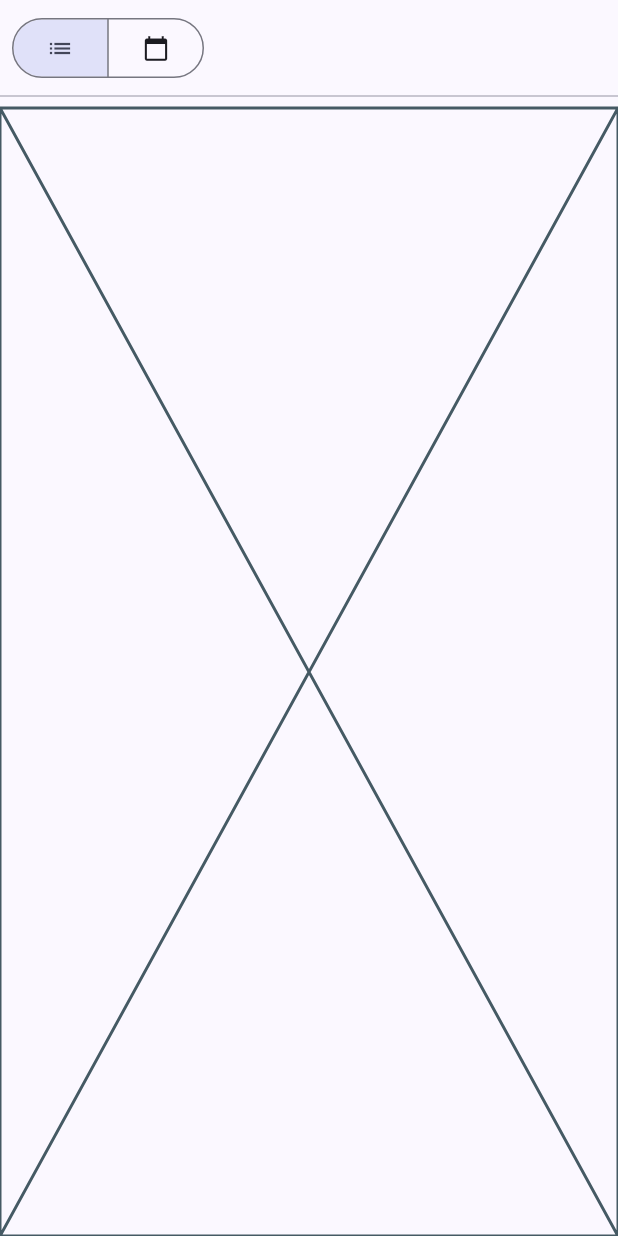
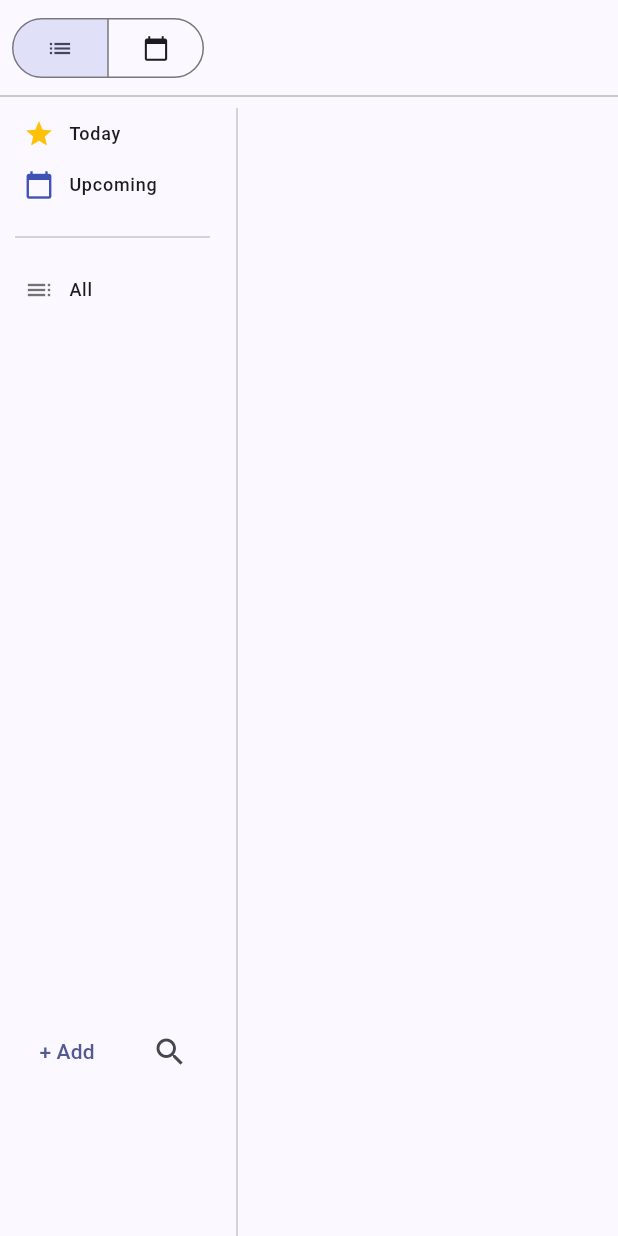
Before and after one commit to its-gayeon/todo-app, a Flutter app: the screen it shows after launch, on a phone screen of 412 x 824 dp. Run offline on Flutter 3.47's test engine with Material 3 defaults, Android fonts, the phone set to English and light mode, and no system bars; our stand-ins replace sqflite; missing offline and left inert: dart:ffi; accounts and stored records are empty.

```diff
--- a/lib/pages/list_page.dart
+++ b/lib/pages/list_page.dart
@@ -1,18 +1,29 @@
+import 'dart:developer';
+import 'dart:ffi';
+
 import 'package:flutter/material.dart';
+import 'package:flutter/rendering.dart';
+import 'package:flutter/widgets.dart';
 import 'package:provider/provider.dart';
 import 'package:todo_app/main.dart';
 // import 'package:todo_app/utils/databasehelper.dart';
 import 'package:todo_app/utils/todo.dart';
 
-class ListPage extends StatelessWidget {
+class ListPage extends StatefulWidget {
   const ListPage({super.key});
+
+  @override
+  State<ListPage> createState() => _ListPageState();
+}
+
+class _ListPageState extends State<ListPage> {
+  double _width = 150;
 
   @override
   Widget build(BuildContext context) {
     // DatabaseHelper _dbHelper = DatabaseHelper();
     var memoryState = context.watch<MemoryState>();
     var topics = memoryState.topics;
-
     // Topic tp1 = Topic(id: 0, name: "topic1");
     // Topic tp2 = Topic(id: 1, name: "topic2");
     // ToDo td1 = ToDo(id: 0, task: "task1", topicId: 0);
@@ -24,118 +35,142 @@ class ListPage extends StatelessWidget {
     // topics.add(tp1);
     // topics.add(tp2);
 
-    // navigation rail's destinations
-    List<NavigationRailDestination> navrail = [
-      const NavigationRailDestination(
-        icon: Icon(Icons.star),
-        label: Text("Today"),
-      ),
-      const NavigationRailDestination(
-        icon: Icon(Icons.start),
-        label: Text("Future"),
-      ),
-      const NavigationRailDestination(
-        padding: EdgeInsets.only(top: 30),
-        icon: Icon(Icons.circle),
-        label: Text("All"),
-      ),
-    ];
-
-    // add the topics to the rail's destinations
-    for (Topic topic in topics) {
-      navrail.add(NavigationRailDestination(
-        icon: Icon(
-          Icons.circle,
-          color: topic.color,
-        ),
-        label: Text(topic.name),
-        selectedIcon: Icon(Icons.circle_outlined, color: topic.color),
-      ));
-    }
-
-    var ListArea = Placeholder();
-
     return LayoutBuilder(builder: (context, constraints) {
-      if (constraints.maxWidth >= 500) {
-        // if width is enough, put it on the left
+      if (constraints.maxWidth >= 300) {
         return Row(
           children: [
-            NavigationRail(
-              extended: constraints.maxWidth >= 300,
-              destinations: navrail, // list created above
-              selectedIndex: 0, // "today" is the default
-              minExtendedWidth: 150,
-              trailing: const Expanded(
-                // add and search button
-                child: Align(
-                  alignment: Alignment.bottomCenter,
-                  child: Row(
-                    mainAxisAlignment: MainAxisAlignment.spaceEvenly,
-                    children: [
-                      AddTopicButton(),
-                      SearchButton(),
-                    ],
-                  ),
-                ),
-              ),
+            SizedBox(width: _width, child: ListNavBar()),
+            GestureDetector(
+              // drag to change the width of the nav bar
+              behavior: HitTestBehavior.translucent,
+              child: const VerticalDivider(),
+              onHorizontalDragUpdate: (details) {
+                setState(() {
+                  if (_width <= 150 && details.delta.dx < 0) {
+                    return; // prevents collapsing
+                  }
+                  _width += details.delta.dx;
+                });
+              },
             ),
-            const VerticalDivider(),
-            Expanded(child: ListArea),
           ],
         );
       } else {
-        // if the width isn't enough, put it down below (snack bar)
-        return Placeholder();
+        return const Placeholder();
       }
     });
+  }
+}
 
-    // return Padding(
-    //   padding: const EdgeInsets.all(8.0),
-    //   child: Column(
-    //     crossAxisAlignment: CrossAxisAlignment.stretch,
-    //     children: [
-    //       topics.isEmpty
-    //           ? const SizedBox.shrink()
-    //           : ListView.builder(
-    //               itemCount: topics.length,
-    //               itemBuilder: (context, index) {
-    //                 final topic = topics[index];
-    //                 final todos = topic.todos;
+// custom navigation bar for listpage
+class ListNavBar extends StatelessWidget {
+  const ListNavBar({
+    super.key,
+  });
 
-    //                 return ExpansionTile(
-    //                   title: Text(
-    //                     topic.name,
-    //                     style: TextStyle(color: topic.color),
-    //                   ),
-    //                   initiallyExpanded: true,
-    //                   children: [
-    //                     ListView.builder(
-    //                       shrinkWrap: true,
-    //                       physics: const ClampingScrollPhysics(),
-    //                       itemCount: todos.length,
-    //                       itemBuilder: (context, index) {
-    //                         final todo = todos[index];
-    //                         return ListTile(
-    //                             title: Text(todo.task),
-    //                             subtitle: todo.description != null
-    //                                 ? Text(todo.description!)
-    //                                 : null,
-    //                             leading: Checkbox(
-    //                               value: todo.isCompleted,
-    //                               onChanged: (value) {
-    //                                 todo.isCompleted = value!;
-    //                                 memoryState.updateToDo(todo);
-    //                               },
-    //                             ));
-    //                       },
-    //                     )
-    //                   ],
-    //                 );
-    //               },
-    //             ),
-    //     ],
-    //   ),
-    // );
+  @override
+  Widget build(BuildContext context) {
+    var memoryState = context.watch<MemoryState>();
+    var topics = memoryState.topics;
+
+    var textTheme = Theme.of(context).textTheme;
+    var textStyle = TextStyle(
+      fontSize: textTheme.labelMedium!.fontSize,
+      fontWeight: textTheme.labelMedium!.fontWeight,
+    );
+
+    return Column(
+      children: <Widget>[
+        // Today
+        NavBarTile(
+          icon: const Icon(
+            Icons.star,
+            color: Colors.amber,
+            size: 20,
+          ),
+          text: Text(
+            "Today",
+            style: textStyle,
+          ),
+        ),
+
+        // Upcoming
+        NavBarTile(
+          icon: const Icon(
+            Icons.calendar_today,
+            color: Colors.indigo,
+            size: 20,
+          ),
+          text: Text(
+            "Upcoming",
+            style: textStyle,
+          ),
+        ),
+
+        const Padding(
+          padding: EdgeInsets.all(10.0),
+          child: Divider(),
+        ),
+
+        // All
+        NavBarTile(
+          icon: const Icon(
+            Icons.toc,
+            color: Colors.black54,
+            size: 20,
+          ),
+          text: Text(
+            "All",
+            style: textStyle,
+          ),
+        ),
+
+        // scrollable topics
+        SizedBox(
+          height: MediaQuery.sizeOf(context).height / 2 + 55,
+          child: ListView.builder(
+            itemCount: topics.length,
+            itemBuilder: (context, index) {
+              return NavBarTile(
+                icon: Icon(
+                  Icons.circle,
+                  size: 20,
+                  color: topics[index].color,
+                ),
+                text: Text(
+                  topics[index].name,
+                  style: textStyle,
+                ),
+              );
+            },
+          ),
+        ),
+
+        // buttons for adding and searching topics
+        const Row(
+          mainAxisAlignment: MainAxisAlignment.spaceEvenly,
+          children: [AddTopicButton(), SearchButton()],
+        )
+      ],
+    );
+  }
+}
+
+class NavBarTile extends StatelessWidget {
+  const NavBarTile({super.key, required this.icon, required this.text});
+
+  final Icon icon;
+  final Text text;
+
+  @override
+  Widget build(BuildContext context) {
+    return ListTile(
+      horizontalTitleGap: 6,
+      minTileHeight: 20,
+      onTap: () {},
+      leading: icon,
+      title: text,
+    );
   }
 }
 
```
